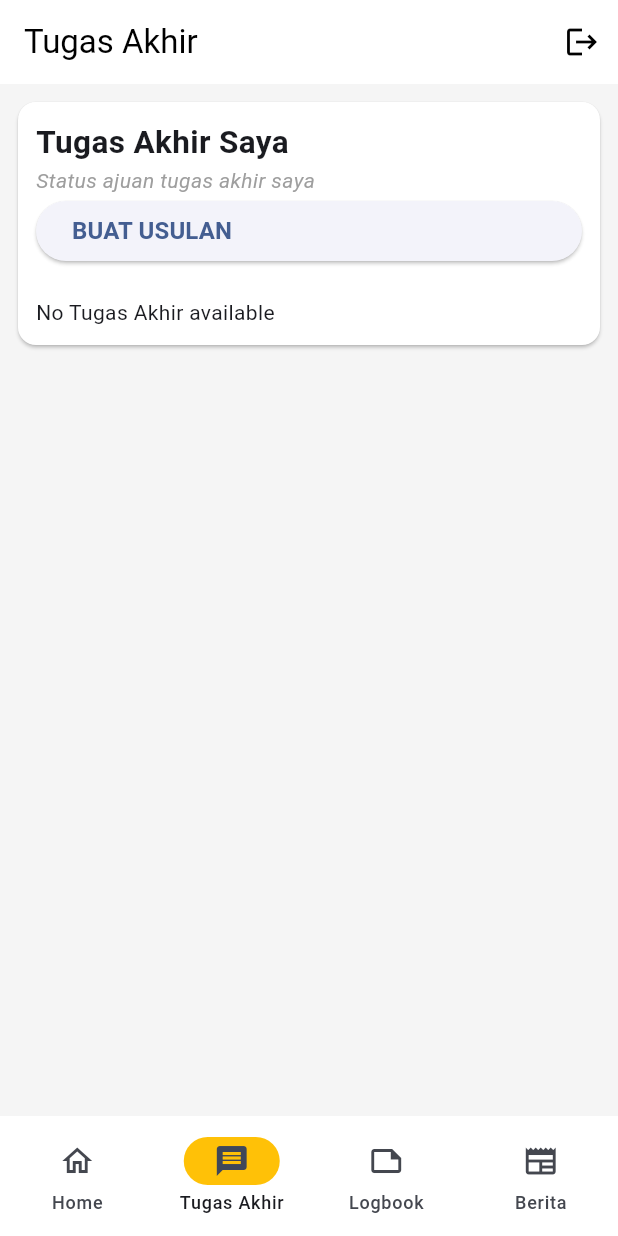
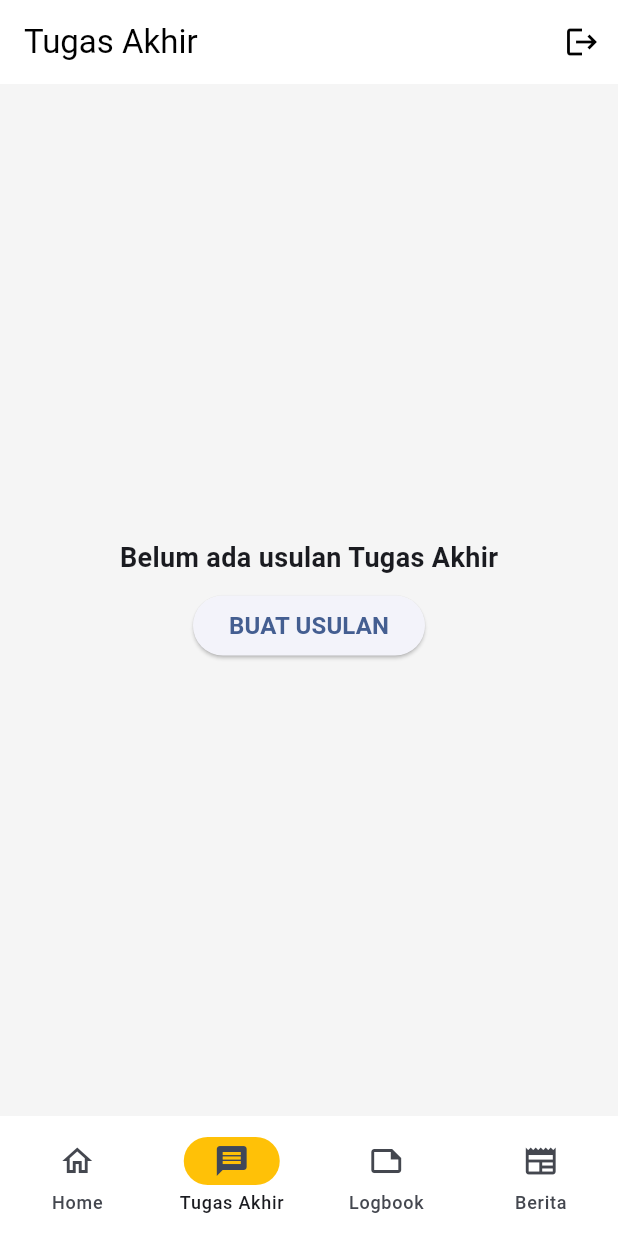
Before and after one commit to abhiramadamas/FP-PPB, a Flutter app: the screen it shows once a user with an empty profile is signed in, item 2 of the bottom bar chosen, on a phone screen of 412 x 824 dp. Run offline on Flutter 3.47's test engine with Material 3 defaults, Android fonts, the phone set to English and light mode, and no system bars; our stand-ins replace cloud_firestore, firebase_auth, firebase_core; accounts and stored records are empty.

Commit message:
feat: usulan TA by user id

```diff
--- a/lib/ui/views/tugas_akhir.dart
+++ b/lib/ui/views/tugas_akhir.dart
@@ -1,8 +1,7 @@
-// screen_a.dart
 import 'package:flutter/material.dart';
 import 'package:cloud_firestore/cloud_firestore.dart';
+import 'package:logprota/ui/views/usulan_ta.dart';
 import '../../services/firestore.dart';
-import 'usulan_ta.dart';
 
 class TugasAkhir extends StatefulWidget {
   const TugasAkhir({super.key});
@@ -17,90 +16,93 @@ class _TugasAkhirState extends State<TugasAkhir> {
   @override
   Widget build(BuildContext context) {
     return Scaffold(
-      body: SingleChildScrollView(
-        child: Padding(
+      body: Padding(
         padding: const EdgeInsets.all(8.0),
+        child: StreamBuilder<QuerySnapshot>(
+          stream: firestoreService.getTugasAkhirStream(),
+          builder: (context, snapshot) {
+            if (snapshot.hasError) {
+              return Text('Error: ${snapshot.error}');
+            }
+            if (snapshot.connectionState == ConnectionState.waiting) {
+              return _loadingIndicator();
+            }
+            if (!snapshot.hasData || snapshot.data!.docs.isEmpty) {
+              return _addTugasAkhir();
+            }
+
+            DocumentSnapshot document = snapshot.data!.docs[0];
+            Map<String, dynamic> data = document.data() as Map<String, dynamic>;
+            String docId = document.id;
+
+            return _usulanCard(data, docId);
+          },
+        ),
+      ),
+    );
+  }
+
+  Widget _loadingIndicator() {
+    return const Center(
       child: Column(
-            crossAxisAlignment: CrossAxisAlignment.stretch,
         children: [
-              Card(
-                child: Padding(
-                  padding: const EdgeInsets.all(12.0),
+          CircularProgressIndicator(),
+        ],
+      ),
+    );
+  }
+
+  Widget _addTugasAkhir() {
+    return Center(
       child: Column(
-                    crossAxisAlignment: CrossAxisAlignment.stretch,
+        mainAxisAlignment: MainAxisAlignment.center,
         children: [
           const Text(
-                        "Tugas Akhir Saya",
-                        style: TextStyle(
-                            fontWeight: FontWeight.bold, fontSize: 21.0),
+            "Belum ada usulan Tugas Akhir",
+            style: TextStyle(fontSize: 18.0, fontWeight: FontWeight.bold),
           ),
-                      const Text(
-                        "Status ajuan tugas akhir saya",
-                        style: TextStyle(
-                          fontStyle: FontStyle.italic,
-                          color: Colors.grey,
-                        ),
-                      ),
+          const SizedBox(height: 8.0),
           ElevatedButton(
             onPressed: () {
-                          Navigator.push(
-                              context,
-                              MaterialPageRoute(
-                                  builder: (context) => const UsulanTA()));
+              Navigator.push(context,
+                  MaterialPageRoute(builder: (context) => const UsulanTA()));
             },
-                        child: Row(
-                          crossAxisAlignment: CrossAxisAlignment.center,
-                          mainAxisSize: MainAxisSize.max,
-                          children: [
-                            Text(
+            child: Text(
               'Buat Usulan'.toUpperCase(),
               style: const TextStyle(
                 fontSize: 16.0,
                 fontWeight: FontWeight.bold,
               ),
             ),
+          ),
+        ],
+      ),
+    );
+  }
+
+  Widget _usulanCard(
+    Map<String, dynamic> data,
+    String docId,
+  ) {
+    return Card(
+      child: Column(
+        mainAxisSize: MainAxisSize.min,
+        crossAxisAlignment: CrossAxisAlignment.stretch,
+        children: [
+          ListTile(
+            title: Text(data['judul']),
+            subtitle: Column(
+              crossAxisAlignment: CrossAxisAlignment.start,
+              children: [
+                Text('Rencana: ${data['rencana']}'),
+                Text('Pembimbing: ${data['pembimbing']}'),
+                Text('Timestamp: ${data['timestamp'].toDate()}'),
               ],
             ),
           ),
-                      const SizedBox(height: 20.0),
-                      StreamBuilder<QuerySnapshot>(
-                        stream: firestoreService.getTugasAkhirStream(),
-                        builder: (context, snapshot) {
-                          if (snapshot.hasError) {
-                            return Text('Error: ${snapshot.error}');
-                          }
-                          if (snapshot.connectionState ==
-                              ConnectionState.waiting) {
-                            return const CircularProgressIndicator();
-                          }
-                          if (!snapshot.hasData ||
-                              snapshot.data!.docs.isEmpty) {
-                            return const Text('No Tugas Akhir available');
-                          }
-
-                          return SizedBox(
-                            height: 400.0, // Set a fixed height for the list
-                            child: ListView.builder(
-                              itemCount: snapshot.data!.docs.length,
-                              itemBuilder: (context, index) {
-                                DocumentSnapshot document =
-                                    snapshot.data!.docs[index];
-                                Map<String, dynamic> data =
-                                    document.data() as Map<String, dynamic>;
-                                return ListTile(
-                                  title: Text(data['judul']),
-                                  subtitle: Column(
-                                    crossAxisAlignment:
-                                        CrossAxisAlignment.start,
-                                    children: [
-                                      Text('Rencana: ${data['rencana']}'),
-                                      Text('Pembimbing: ${data['pembimbing']}'),
-                                      Text(
-                                          'Timestamp: ${data['timestamp'].toDate()}'),
-                                    ],
-                                  ),
-                                  trailing: Row(
+          Row(
             mainAxisSize: MainAxisSize.min,
+            mainAxisAlignment: MainAxisAlignment.end,
             children: [
               IconButton(
                 icon: const Icon(Icons.edit),
@@ -108,48 +110,34 @@ class _TugasAkhirState extends State<TugasAkhir> {
                   showDialog(
                     context: context,
                     builder: (context) {
-                                              final TextEditingController
-                                                  judulController =
-                                                  TextEditingController(
-                                                      text: data['judul']);
-                                              final TextEditingController
-                                                  rencanaController =
-                                                  TextEditingController(
-                                                      text: data['rencana']);
-                                              final TextEditingController
-                                                  pembimbingController =
-                                                  TextEditingController(
-                                                      text: data['pembimbing']);
+                      final TextEditingController judulController =
+                          TextEditingController(text: data['judul']);
+                      final TextEditingController rencanaController =
+                          TextEditingController(text: data['rencana']);
+                      final TextEditingController pembimbingController =
+                          TextEditingController(text: data['pembimbing']);
 
                       return AlertDialog(
-                                                title: const Text(
-                                                    'Update Tugas Akhir'),
+                        title: const Text('Update Tugas Akhir'),
                         content: SingleChildScrollView(
                           child: Column(
                             children: [
                               TextField(
-                                                        controller:
-                                                            judulController,
-                                                        decoration:
-                                                            const InputDecoration(
+                                controller: judulController,
+                                decoration: const InputDecoration(
                                   labelText: 'Judul',
                                 ),
                               ),
                               TextField(
-                                                        controller:
-                                                            rencanaController,
-                                                        decoration:
-                                                            const InputDecoration(
+                                controller: rencanaController,
+                                decoration: const InputDecoration(
                                   labelText: 'Rencana',
                                 ),
                               ),
                               TextField(
-                                                        controller:
-                                                            pembimbingController,
-                                                        decoration:
-                                                            const InputDecoration(
-                                                          labelText:
-                                                              'Pembimbing',
+                                controller: pembimbingController,
+                                decoration: const InputDecoration(
+                                  labelText: 'Pembimbing',
                                 ),
                               ),
                             ],
@@ -158,23 +146,19 @@ class _TugasAkhirState extends State<TugasAkhir> {
                         actions: [
                           TextButton(
                             onPressed: () {
-                                                      Navigator.of(context)
-                                                          .pop();
+                              Navigator.of(context).pop();
                             },
                             child: const Text('Cancel'),
                           ),
                           ElevatedButton(
                             onPressed: () {
-                                                      firestoreService
-                                                          .updateTugasAkhir(
-                                                        document.id,
+                              firestoreService.updateTugasAkhir(
+                                docId,
                                 judulController.text,
                                 rencanaController.text,
-                                                        pembimbingController
-                                                            .text,
+                                pembimbingController.text,
                               );
-                                                      Navigator.of(context)
-                                                          .pop();
+                              Navigator.of(context).pop();
                             },
                             child: const Text('Update'),
                           ),
@@ -190,8 +174,7 @@ class _TugasAkhirState extends State<TugasAkhir> {
                   showDialog(
                     context: context,
                     builder: (context) => AlertDialog(
-                                              title: const Text(
-                                                  'Delete Tugas Akhir'),
+                      title: const Text('Delete Tugas Akhir'),
                       content: const Text(
                           'Are you sure you want to delete this Tugas Akhir?'),
                       actions: [
@@ -203,9 +186,7 @@ class _TugasAkhirState extends State<TugasAkhir> {
                         ),
                         ElevatedButton(
                           onPressed: () {
-                                                    firestoreService
-                                                        .deleteTugasAkhir(
-                                                            document.id);
+                            firestoreService.deleteTugasAkhir(docId);
                             Navigator.of(context).pop();
                           },
                           child: const Text('Delete'),
@@ -217,19 +198,7 @@ class _TugasAkhirState extends State<TugasAkhir> {
               ),
             ],
           ),
-                                );
-                              },
-                            ),
-                          );
-                        },
-                      ),
         ],
-                  ),
-                ),
-              ),
-            ],
-          ),
-        ),
       ),
     );
   }
```
Also changed, not shown: lib/services/firestore.dart (deleted, +0 -50 lines), lib/services/tugasakhir_service.dart (added, +65 -0 lines), lib/ui/views/usulan_ta.dart (+8 -4 lines). Lines whose indentation alone changed are shown as unchanged.
